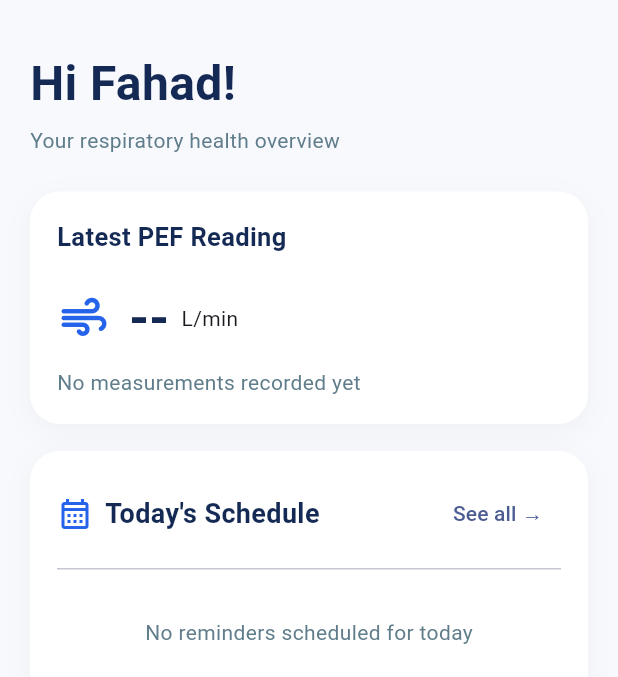
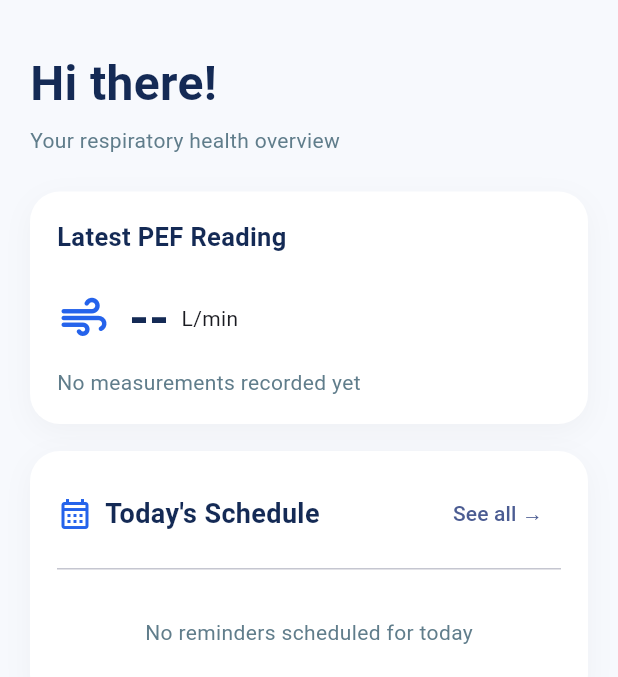
Before and after one commit to Shahad1hassan/CPEMS, a Flutter app: the PatientMainPage screen opened directly, on a phone screen of 412 x 824 dp, the part 92-769 px from its top. Run offline on Flutter 3.47's test engine with Material 3 defaults, Android fonts, the phone set to English and light mode, and no system bars; our stand-ins replace flutter_local_notifications, flutter_timezone, shared_preferences, timezone; accounts and stored records are empty.

Commit message:
Connect patient name and improve home reminders

```diff
--- a/lib/app.dart
+++ b/lib/app.dart
@@ -11,7 +11,7 @@ class CpemsApp extends StatelessWidget {
       title: 'CPEMS',
       debugShowCheckedModeBanner: false,
       theme: AppTheme.lightTheme,
-      home: const WelcomePage()
+      home: const WelcomePage(),
     );
   }
 }
--- a/lib/features/home/pages/home_page.dart
+++ b/lib/features/home/pages/home_page.dart
@@ -1,10 +1,15 @@
 import 'package:flutter/material.dart';
 import '../../schedule/pages/my_schedule_page.dart';
 import '../../schedule/data/reminder_store.dart';
-
+import '../../schedule/pages/reminder_details_page.dart';
 
 class HomePage extends StatelessWidget {
-  const HomePage({super.key});
+  const HomePage({
+    super.key,
+    this.patientName,
+  });
+
+  final String? patientName;
   static const Color blue = Color(0xFF2563EB);
   static const Color navy = Color(0xFF142A55);
   static const Color background = Color(0xFFF7F9FD);
@@ -47,8 +52,8 @@ class HomePage extends StatelessWidget {
             ),
         const SizedBox(height: 26),
 
-        const Text(
-          'Hi Fahad!',
+        Text(
+  'Hi ${patientName?.trim().isNotEmpty == true ? patientName!.trim().split(' ').first : 'there'}!',
           style: TextStyle(
             color: navy,
             fontSize: 32,
@@ -181,7 +186,20 @@ ValueListenableBuilder<List<Map<String, dynamic>>>(
               final dose =
                   reminder['dose']?.toString() ?? '';
 
-              return _scheduleItem(
+
+return InkWell(
+  borderRadius: BorderRadius.circular(12),
+  onTap: () {
+    Navigator.push(
+      context,
+      MaterialPageRoute(
+        builder: (context) => ReminderDetailsPage(
+          reminder: reminder,
+        ),
+      ),
+    );
+  },
+  child: _scheduleItem(
     isMedication
         ? Icons.medication_outlined
         : Icons.air_rounded,
@@ -194,10 +212,10 @@ ValueListenableBuilder<List<Map<String, dynamic>>>(
             ? 'Dose: $dose'
             : 'Medication reminder')
         : 'Use your CPEMS device',
-                isMedication
-                    ? Colors.redAccent
-                    : blue,
+    isMedication ? Colors.redAccent : blue,
+  ),
 );
+
             },
           ),
         ],
--- a/lib/features/main_navigation/patient_navigation.dart
+++ b/lib/features/main_navigation/patient_navigation.dart
@@ -5,22 +5,29 @@ import '../measurement/pages/measurement_page.dart';
 import '../charts/pages/charts_page.dart';
 import '../profile/pages/profile_page.dart';
 
+
 class PatientMainPage extends StatefulWidget {
-  const PatientMainPage({super.key});
+  const PatientMainPage({
+    super.key,
+    this.patientName,
+  });
+
+  final String? patientName;
 
   @override
   State<PatientMainPage> createState() => _PatientMainPageState();
 }
 
+
 class _PatientMainPageState extends State<PatientMainPage> {
   int _selectedIndex = 0;
 
-  final List<Widget> _pages = const [
-    HomePage(),
-    MeasurementPage(),
-    ChartsPage(),
-    ProfilePage(),
-  ];
+  List<Widget> get _pages => [
+  HomePage(patientName: widget.patientName),
+  const MeasurementPage(),
+  const ChartsPage(),
+  const ProfilePage(),
+];
 
   @override
   Widget build(BuildContext context) {
--- a/lib/main.dart
+++ b/lib/main.dart
@@ -1,4 +1,3 @@
-
 
 import 'package:flutter/material.dart';
 import 'app.dart';
@@ -19,5 +18,6 @@ Future<void> main() async {
     await NotificationService.scheduleReminder(reminder);
   }
 
+  // Start the application
   runApp(const CpemsApp());
 }
```
Also changed, not shown: lib/features/authentication/pages/patient_register_page.dart (+9 -4 lines). Lines whose indentation alone changed are shown as unchanged.
